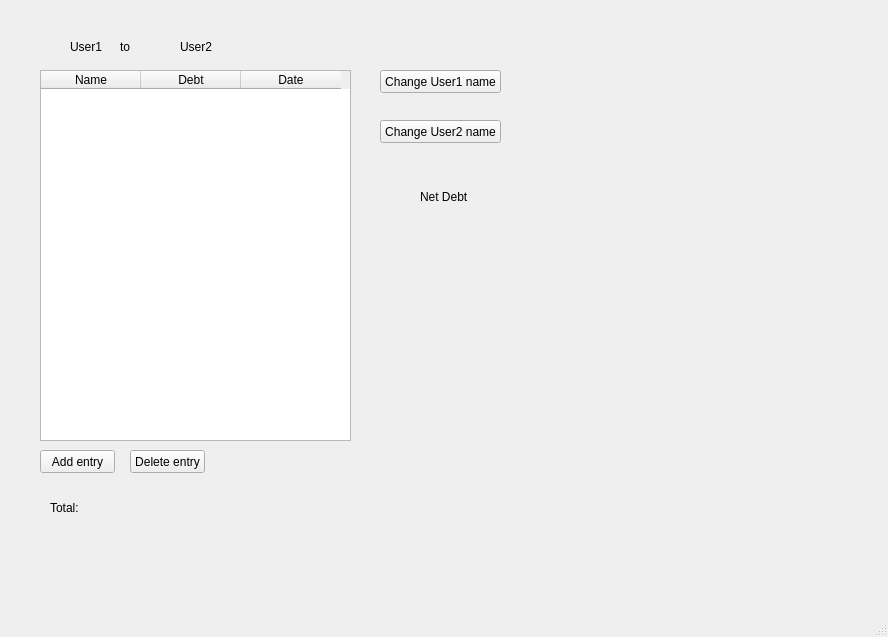
hilmiguner/Debt-Calculator, file Resources/design.ui: the form before one commit.
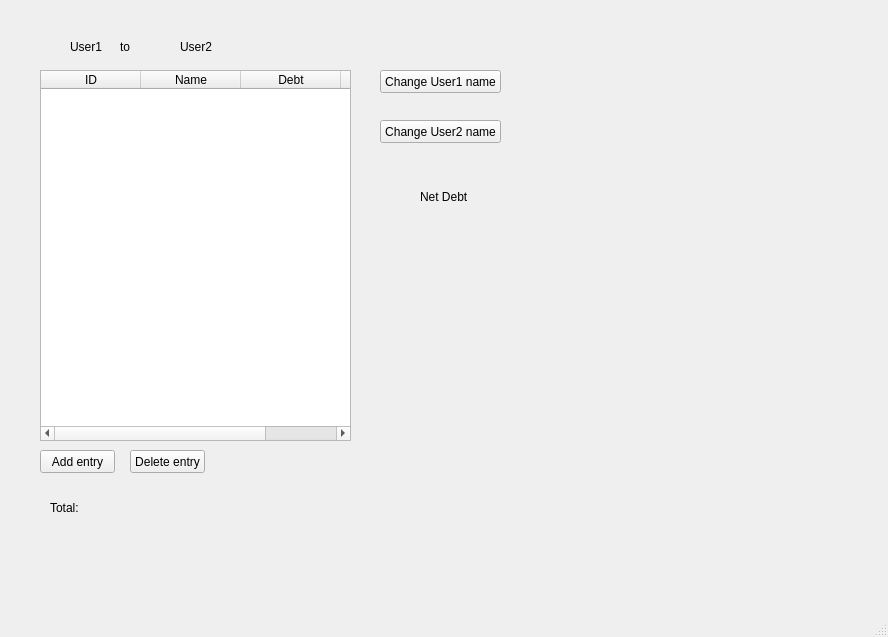
The form after the commit.

```diff
--- a/Resources/design.ui
+++ b/Resources/design.ui
@@ -32,6 +32,11 @@
     <property name="selectionBehavior">
      <enum>QAbstractItemView::SelectRows</enum>
     </property>
+    <column>
+     <property name="text">
+      <string notr="true">ID</string>
+     </property>
+    </column>
     <column>
      <property name="text">
       <string>Name</string>
```
